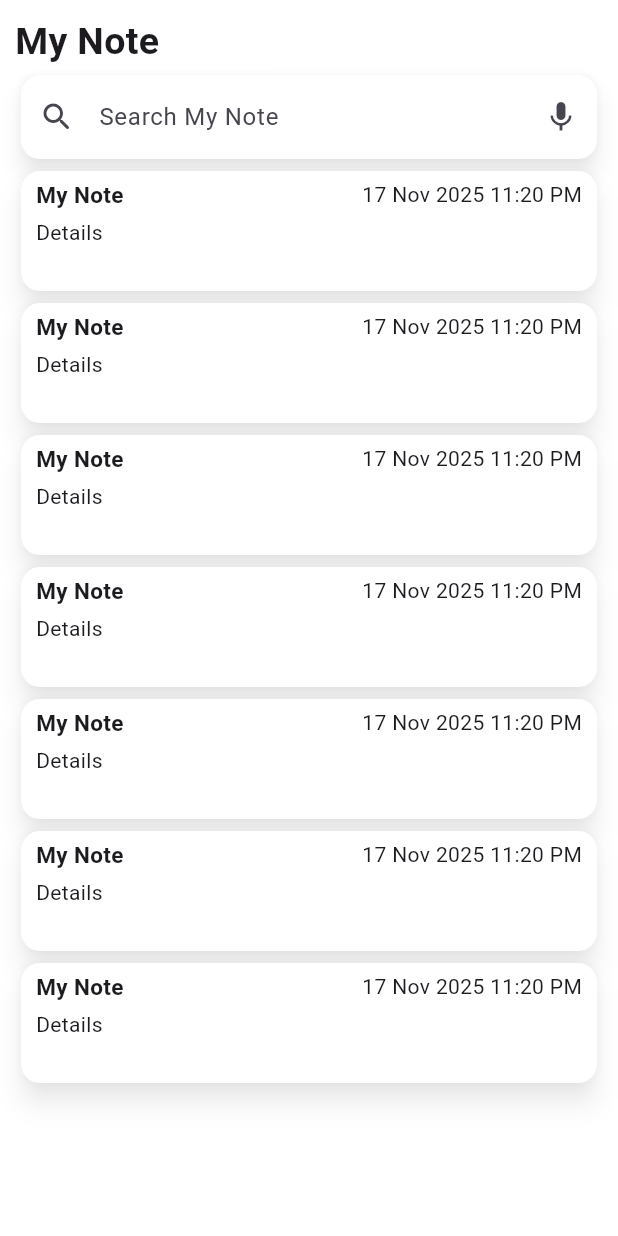
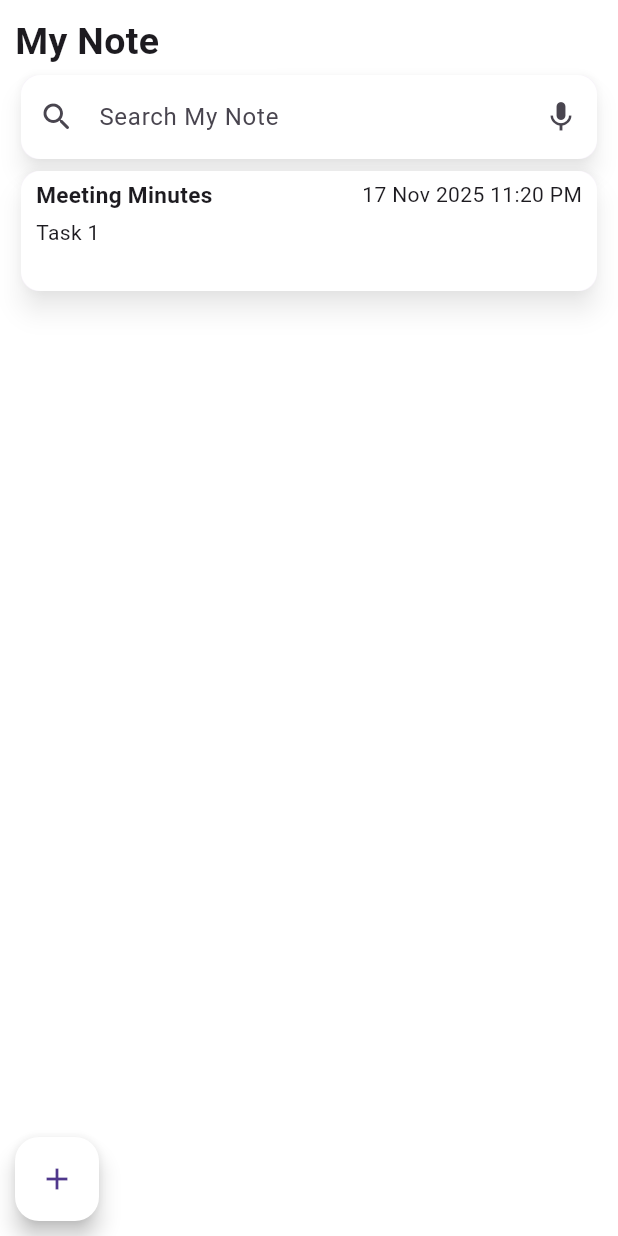
Before and after one commit to Radhesh-Roy/Note-App, a Flutter app: the screen it shows after launch, on a phone screen of 412 x 824 dp. Run offline on Flutter 3.47's test engine with Material 3 defaults, Android fonts, the phone set to English and light mode, and no system bars.

Commit message:
view and add

```diff
--- a/lib/view/note/notes.dart
+++ b/lib/view/note/notes.dart
@@ -1,5 +1,8 @@
 import 'package:flutter/material.dart';
+import 'package:mynote/database/notes.dart';
+import 'package:mynote/view/note/widget/NoteCard.dart';
 import 'package:mynote/view/note/widget/searchBar.dart';
+import 'package:mynote/view/noteadd/noteadd.dart';
 
 class Notes extends StatefulWidget {
   const Notes({super.key});
@@ -23,63 +26,26 @@ class _NotesState extends State<Notes> {
               style: TextStyle(fontSize: 25, fontWeight: FontWeight.w600),
             ),
             MySearchBar(),
-        Expanded(child: ListView.builder(
-            itemCount: 7,
-            itemBuilder: (context, i){
-          return NoteCard();
-        }))
+            Expanded(
+              child: ListView.builder(
+
+                itemCount: NotesData.list.length,
+                itemBuilder: (context, i) {
+                  return NoteCard(i: 0);
+                },
+              ),
+            ),
+            FloatingActionButton(onPressed: (){
+              Navigator.push(context, MaterialPageRoute(builder: (context)=>NoteAddScreen())).then((c)=>{
+                setState(() {
+
+                }),
+              });
+            }, child: Icon(Icons.add),
+              backgroundColor: Colors.white,)
           ],
         ),
       ),
     );
   }
 }
-
-class NoteCard extends StatelessWidget {
-  const NoteCard({
-    super.key,
-  });
-
-  @override
-  Widget build(BuildContext context) {
-    return Card(
-      elevation: 7,
-      shadowColor: Colors.white70,
-      child: Container(
-        height: 80,
-        width: double.infinity,
-        decoration: BoxDecoration(
-          color: Colors.white,
-          borderRadius: BorderRadius.circular(13),
-        ),
-        child: Column(
-          crossAxisAlignment: CrossAxisAlignment.start,
-          children: [
-            Padding(
-              padding: EdgeInsetsGeometry.symmetric(
-                horizontal: 10,
-                vertical: 5,
-              ),
-              child: Row(
-                mainAxisAlignment: MainAxisAlignment.spaceBetween,
-                children: [
-                  Text("My Note", style: TextStyle(fontSize: 15, fontWeight: FontWeight.w600,),),
-                  Text("17 Nov 2025 11:20 PM")
-                ],
-              ),
-
-            ),
-            Padding(
-                padding: EdgeInsetsGeometry.symmetric(
-                  horizontal: 10,
-                ),
-                child: Text("Details")
-
-            ),
-
-          ],
-        ),
-      ),
-    );
-  }
-}
--- a/lib/view/note/widget/NoteCard.dart
+++ b/lib/view/note/widget/NoteCard.dart
@@ -0,0 +1,61 @@
+
+import 'package:flutter/material.dart';
+import 'package:mynote/database/notes.dart';
+
+import '../../noteview/view page.dart';
+
+class NoteCard extends StatelessWidget {
+  const NoteCard({
+    super.key, required this.i,
+  });
+  final int i;
+
+  @override
+  Widget build(BuildContext context) {
+    return InkWell(
+      onTap: (){
+        Navigator.push(context, MaterialPageRoute(builder: (context)=> NoteViewScreen(title: '${NotesData.list[i]['title']}', date: '${NotesData.list[i]['created_at']}', details: '${NotesData.list[i]['details']}',)));
+      },
+
+      child: Card(
+        elevation: 7,
+        shadowColor: Colors.white70,
+        child: Container(
+          height: 80,
+          width: double.infinity,
+          decoration: BoxDecoration(
+            color: Colors.white,
+            borderRadius: BorderRadius.circular(13),
+          ),
+          child: Column(
+            crossAxisAlignment: CrossAxisAlignment.start,
+            children: [
+              Padding(
+                padding: EdgeInsetsGeometry.symmetric(
+                  horizontal: 10,
+                  vertical: 5,
+                ),
+                child: Row(
+                  mainAxisAlignment: MainAxisAlignment.spaceBetween,
+                  children: [
+                    Text("${NotesData.list[i]['title']}", style: TextStyle(fontSize: 15, fontWeight: FontWeight.w600,),),
+                    Text("${NotesData.list[i]['created_at']}")
+                  ],
+                ),
+
+              ),
+              Padding(
+                  padding: EdgeInsetsGeometry.symmetric(
+                    horizontal: 10,
+                  ),
+                  child: Text("${NotesData.list[i]['details']}")
+
+              ),
+
+            ],
+          ),
+        ),
+      ),
+    );
+  }
+}
```
Also changed, not shown: lib/view/noteadd/noteadd.dart (added, +69 -0 lines), lib/view/noteview/view page.dart (added, +17 -0 lines).
